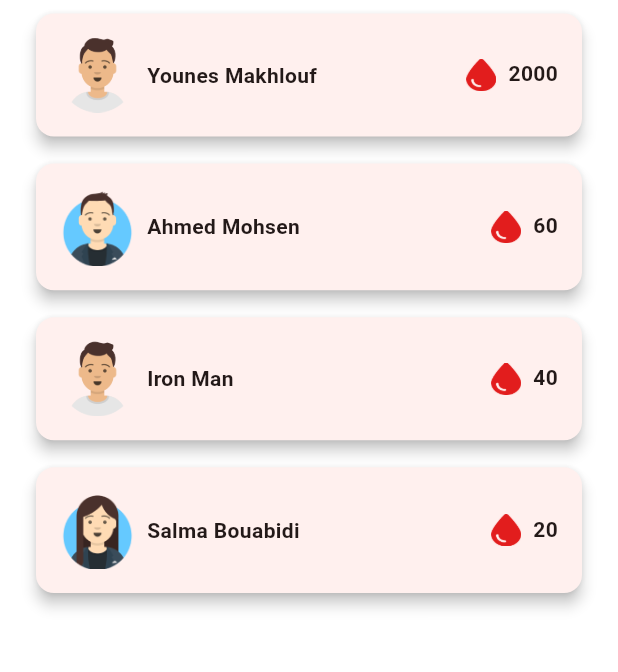
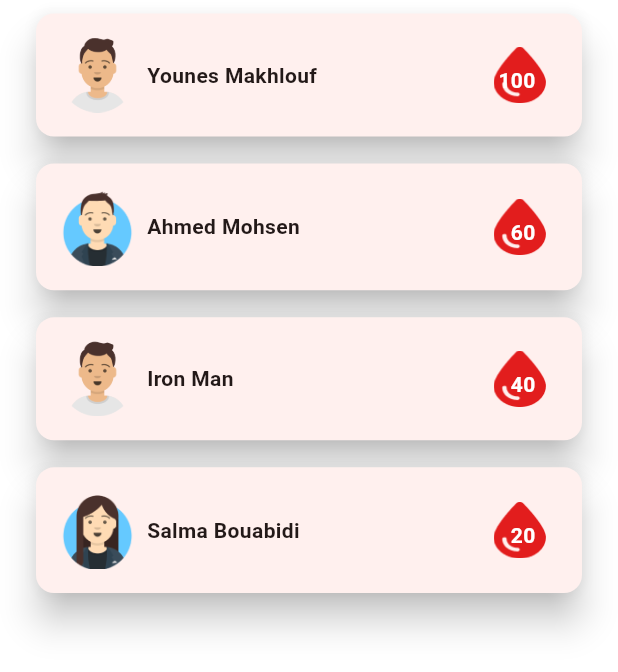
Before and after one commit to YounesMakhlouf/lifesaver, a Flutter app: the ProfilePage screen opened directly, after a tap on "Demander un don", on a phone screen of 412 x 824 dp. Shown: the top 672 px of the screen. Run offline on Flutter 3.47's test engine with Material 2 defaults, Android fonts, the phone set to English and light mode, and no system bars.

Commit message:
made the points on the leaderboard stack on top of the drop

```diff
--- a/lib/datamodel.dart
+++ b/lib/datamodel.dart
@@ -104,7 +104,7 @@ User kotkot4 = User(
     cin: 11003345,
     age: 21,
     groupeSanguin: "AB",
-    points: 2000);
+    points: 100);
 List<User> users = [kotkot4, kotkot3, kotkot2, kotkot];
 
 var e = Event(
--- a/lib/pages/leadearbordpage.dart
+++ b/lib/pages/leadearbordpage.dart
@@ -36,7 +36,7 @@ class UserItem extends StatelessWidget {
     return Container(
         padding: const EdgeInsets.only(right: 20, left: 20, bottom: 5, top: 5),
         child: Card(
-          elevation: 4,
+          elevation: 10,
           child: Padding(
             padding: const EdgeInsets.all(16.0),
             child: Row(
@@ -67,19 +67,25 @@ class UserItem extends StatelessWidget {
                     )
                   ],
                 ),
-                Row(
-                  crossAxisAlignment: CrossAxisAlignment.start,
+                Stack(
                   children: [
                     Padding(
                       padding: const EdgeInsets.only(right: 8.0),
                       child: Image.asset(
                         'images/blood.png',
-                        width: 20,
+                        width: 35,
                       ),
                     ),
-                    Text(
-                      "${user.points}",
-                      style: const TextStyle(fontWeight: FontWeight.bold),
+                    Positioned(
+                      right: 15,
+                      bottom: 5,
+                      child: Text(
+                        '${user.points}',
+                        style: const TextStyle(
+                          fontWeight: FontWeight.bold,
+                          color: Colors.white,
+                        ),
+                      ),
                     ),
                   ],
                 ),
```
